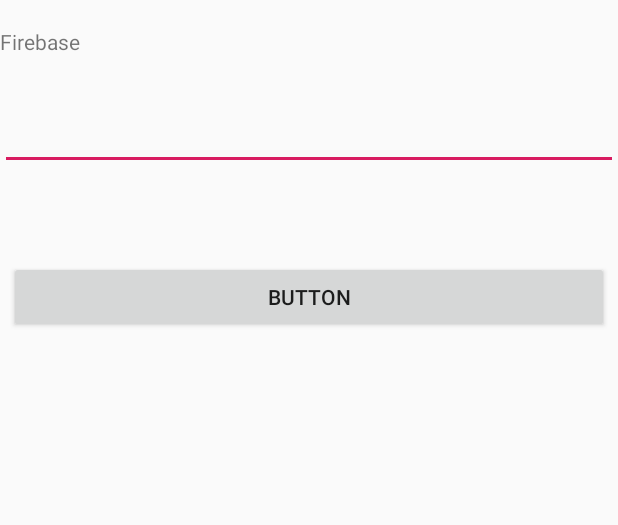
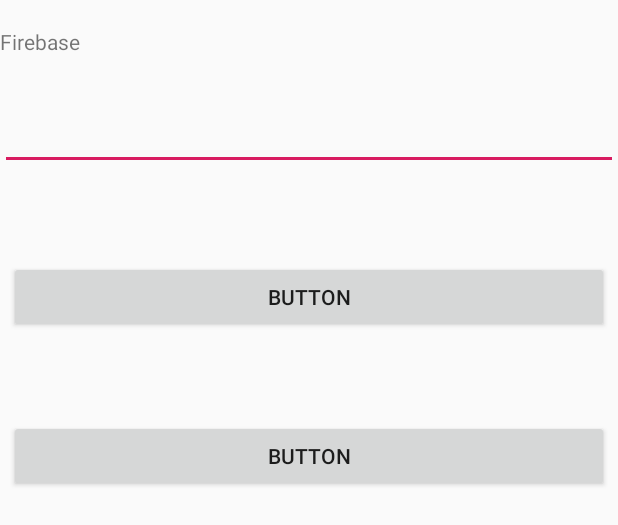
Before and after one commit to tamzidpeace/FirebaseRecap, an Android app: the layout activity_main.xml on its own in the app's theme, with its tools: preview values and no code run, on a phone screen of 412 x 824 dp. Shown: the top 525 px of the screen. Run offline under Robolectric (Android 15) with nearby library versions, the phone set to English and light mode, and no system bars.

```diff
--- a/app/src/main/res/layout/activity_main.xml
+++ b/app/src/main/res/layout/activity_main.xml
@@ -43,4 +43,18 @@
         app:layout_constraintStart_toStartOf="parent"
         app:layout_constraintTop_toTopOf="parent" />
 
+    <Button
+        android:id="@+id/button2"
+        android:layout_width="0dp"
+        android:layout_height="wrap_content"
+        android:layout_marginStart="6dp"
+        android:layout_marginLeft="6dp"
+        android:layout_marginTop="58dp"
+        android:layout_marginEnd="6dp"
+        android:layout_marginRight="6dp"
+        android:text="Button"
+        app:layout_constraintEnd_toEndOf="parent"
+        app:layout_constraintStart_toStartOf="parent"
+        app:layout_constraintTop_toBottomOf="@+id/button" />
+
 </android.support.constraint.ConstraintLayout>
```
Also changed, not shown: app/src/main/java/com/example/firebase_recap/MainActivity.java (+31 -2 lines).
